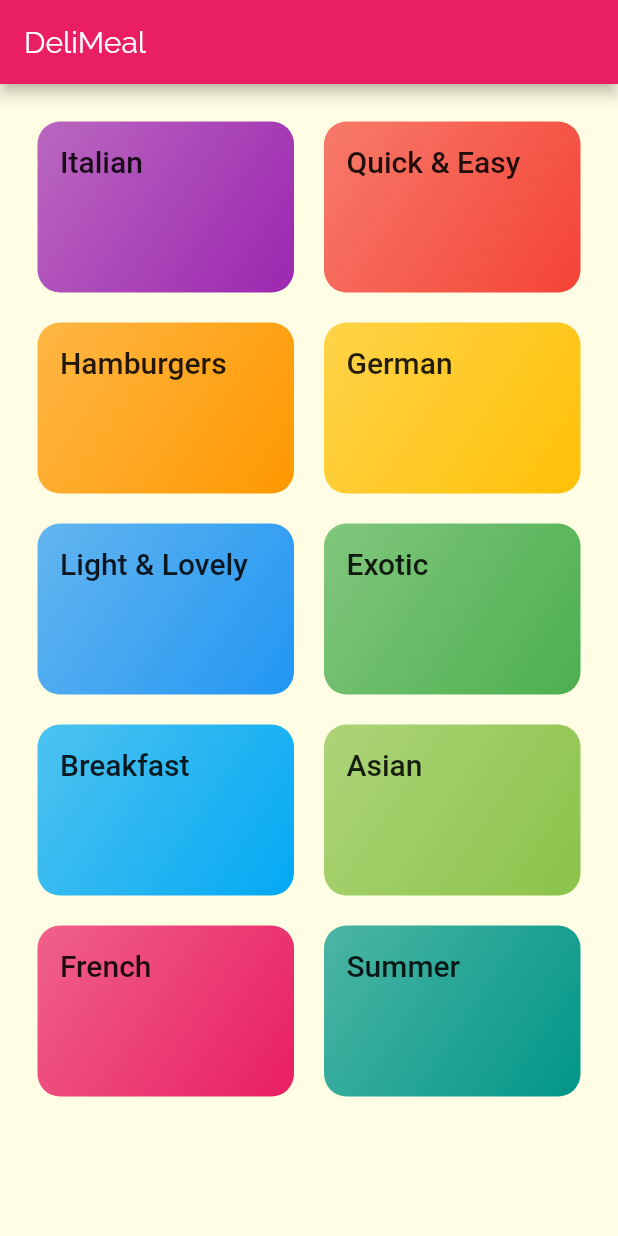
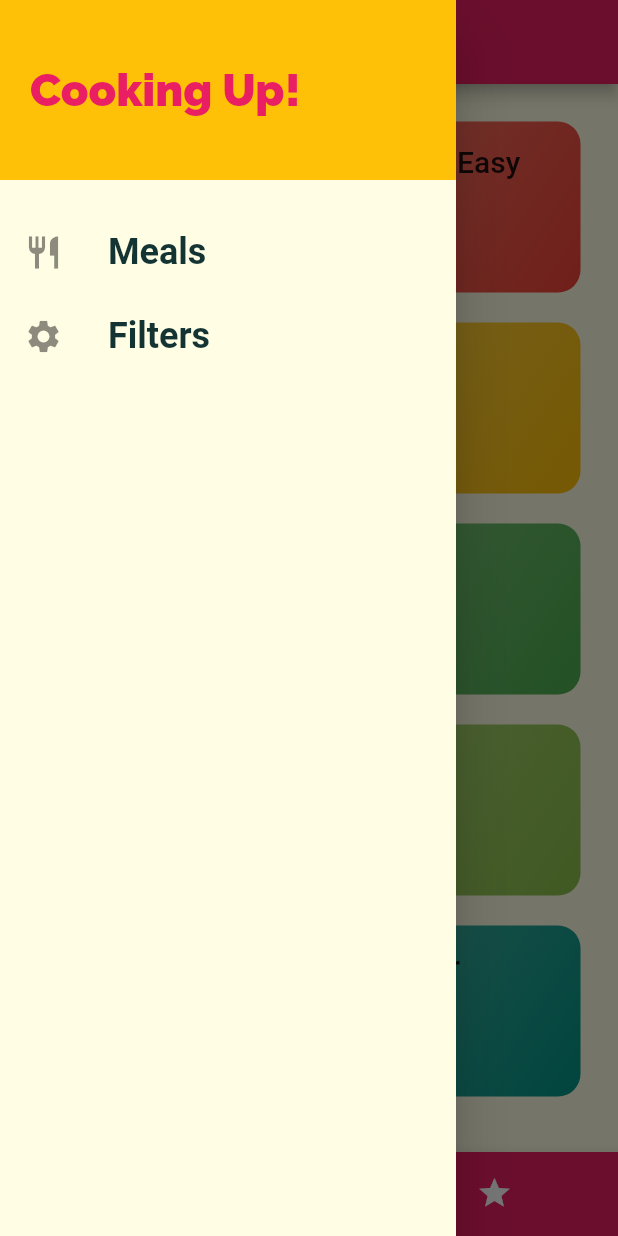
Before and after one commit to deopurkaraditya/meal-app, a Flutter app: the screen it shows after launch, with the side drawer open (before the commit the screen has no drawer), on a phone screen of 412 x 824 dp. Run offline on Flutter 3.47's test engine with Material 2 defaults, Android fonts, the phone set to English and light mode, and no system bars; Roboto replaces fonts that are missing (RobotoCondensed).

Commit message:
Added drawer and bottom navigation bar:

```diff
--- a/lib/main.dart
+++ b/lib/main.dart
@@ -2,6 +2,9 @@ import 'package:flutter/material.dart';
 import 'package:meals_app/screen/meal_detail_screen.dart';
 import 'screen/categories_screen.dart';
 import 'screen/category_meals_screen.dart';
+import './screen/tabs_screen.dart';
+import './screen/filters_screen.dart';
+
 void main() => runApp(MyApp());
 
 class MyApp extends StatelessWidget {
@@ -20,17 +23,22 @@ class MyApp extends StatelessWidget {
               subtitle1: TextStyle(
                   fontSize: 20,
                   fontFamily: 'RobotoCondensed',
-            fontWeight: FontWeight.bold
-          )
-        )
-      ),
+                  fontWeight: FontWeight.bold))),
       // home: CategoriesScreen(),
       initialRoute: '/',
       routes: {
-        '/': (ctx) =>  CategoriesScreen(),
-        CategoryMealsScreen.routeName: (ctx) =>  CategoryMealsScreen(),
-        MealDetailScreen.routeName: (ctx) =>  MealDetailScreen()
+        '/': (ctx) => TabsScreen(),
+        CategoryMealsScreen.routeName: (ctx) => CategoryMealsScreen(),
+        MealDetailScreen.routeName: (ctx) => MealDetailScreen(),
+        FiltersScreen.routeName: (ctx) => FiltersScreen()
       },
+      // onGenerateRoute: (settings) {
+      //   print(settings.arguments);
+      //   return MaterialPageRoute(builder: (ctx) => CategoriesScreen());
+      // },
+      onUnknownRoute: (settings){
+        return MaterialPageRoute(builder: (ctx) => CategoriesScreen());
+      } ,
     );
   }
 }
--- a/lib/models/meal.dart
+++ b/lib/models/meal.dart
@@ -26,6 +26,7 @@ class Meal {
   final bool isLactoseFree;
   final bool isVegan;
   final bool isVegetarian;
+  final Function removeItem;
 
   const Meal({
     @required this.id,
@@ -41,5 +42,6 @@ class Meal {
     @required this.isLactoseFree,
     @required this.isVegan,
     @required this.isVegetarian,
+    @required this.removeItem
   });
 }
--- a/lib/screen/categories_screen.dart
+++ b/lib/screen/categories_screen.dart
@@ -6,11 +6,7 @@ import '../widgets/category_item.dart';
 class CategoriesScreen extends StatelessWidget {
   @override
   Widget build(BuildContext context) {
-    return Scaffold(
-      appBar: AppBar(
-        title: const Text('DeliMeal'),
-      ),
-      body: GridView(
+    return GridView(
       padding: const EdgeInsets.all(25),
       children: DUMMY_CATEGORIES
           .map(
@@ -27,7 +23,6 @@ class CategoriesScreen extends StatelessWidget {
         crossAxisSpacing: 20,
         mainAxisSpacing: 20,
       ),
-      ),
     );
   }
 }
--- /dev/null
+++ b/lib/screen/filters_screen.dart
@@ -0,0 +1,19 @@
+import 'package:flutter/cupertino.dart';
+
+import 'package:flutter/material.dart';
+import 'package:meals_app/widgets/main_drawer.dart';
+
+class FiltersScreen extends StatelessWidget {
+  static const routeName = '/filters';
+
+  @override
+  Widget build(BuildContext context) {
+    return Scaffold(
+      appBar: AppBar(title: Text('Yours Filters'),),
+      drawer: MainDrawer(),
+      body: Center(
+        child: Text('Filter Screen!'),
+      ),
+    );
+  }
+}
--- /dev/null
+++ b/lib/screen/tabs_screen.dart
@@ -0,0 +1,57 @@
+import 'package:flutter/material.dart';
+import 'package:meals_app/screen/favorites_screen.dart';
+import '../screen/categories_screen.dart';
+import '../widgets/main_drawer.dart';
+
+class TabsScreen extends StatefulWidget {
+  @override
+  _TabsScreenState createState() => _TabsScreenState();
+}
+
+class _TabsScreenState extends State<TabsScreen> {
+  final List<Map<String, Object>> _pages = [
+    {'page' : CategoriesScreen(), 'title' : 'Categories', },
+    {'page' : FavoritesScreen(), 'title' : 'Your Favorite', }
+    ];
+
+  int _selectedPageIndex = 0;
+
+  void _selectPage(int index) {
+    setState(() {
+      _selectedPageIndex = index;
+
+    });
+  }
+
+  @override
+  Widget build(BuildContext context) {
+    return Scaffold(
+      appBar: AppBar(
+        title: Text(_pages[_selectedPageIndex]['title']),
+      ),
+      drawer: MainDrawer(),
+      body: _pages[_selectedPageIndex]['page'],
+      bottomNavigationBar: BottomNavigationBar(
+        onTap: _selectPage,
+        backgroundColor: Theme.of(context).primaryColor,
+        unselectedItemColor: Colors.white,
+        selectedItemColor: Theme.of(context).accentColor,
+
+        currentIndex: _selectedPageIndex,
+        type: BottomNavigationBarType.shifting,
+        items: [
+          BottomNavigationBarItem(
+            backgroundColor: Theme.of(context).primaryColor,
+            icon: Icon(Icons.category),
+            label: 'Categories',
+          ),
+          BottomNavigationBarItem(
+            backgroundColor: Theme.of(context).primaryColor,
+            icon: Icon(Icons.star),
+            label: 'Favorites',
+          ),
+        ],
+      ),
+    );
+  }
+}
--- /dev/null
+++ b/lib/widgets/main_drawer.dart
@@ -0,0 +1,54 @@
+import 'package:flutter/material.dart';
+import '../screen/filters_screen.dart';
+
+class MainDrawer extends StatelessWidget {
+  Widget buildListTile(String title, IconData icon, Function tapHandler) {
+    return ListTile(
+      leading: Icon(
+        icon,
+        size: 26,
+      ),
+      title: Text(
+        title,
+        style: TextStyle(
+            fontFamily: 'RobotoCondensed',
+            fontSize: 24,
+            fontWeight: FontWeight.bold),
+      ),
+      onTap: tapHandler,
+    );
+  }
+
+  @override
+  Widget build(BuildContext context) {
+    return Drawer(
+      child: Column(
+        children: [
+          Container(
+            height: 120,
+            width: double.infinity,
+            padding: EdgeInsets.all(20),
+            alignment: Alignment.centerLeft,
+            color: Theme.of(context).accentColor,
+            child: Text(
+              'Cooking Up!',
+              style: TextStyle(
+                  fontWeight: FontWeight.w900,
+                  fontSize: 30,
+                  color: Theme.of(context).primaryColor),
+            ),
+          ),
+          SizedBox(
+            height: 20,
+          ),
+          buildListTile('Meals', Icons.restaurant, () {
+            Navigator.of(context).pushReplacementNamed('/');
+          }),
+          buildListTile('Filters', Icons.settings, () {
+            Navigator.of(context).pushReplacementNamed(FiltersScreen.routeName);
+          })
+        ],
+      ),
+    );
+  }
+}
```
Also changed, not shown: lib/screen/category_meals_screen.dart (+44 -19 lines), lib/screen/favorites_screen.dart (added, +12 -0 lines), lib/screen/meal_detail_screen.dart (+74 -3 lines), lib/widgets/meal_item.dart (+17 -10 lines). Lines whose indentation alone changed are shown as unchanged.
